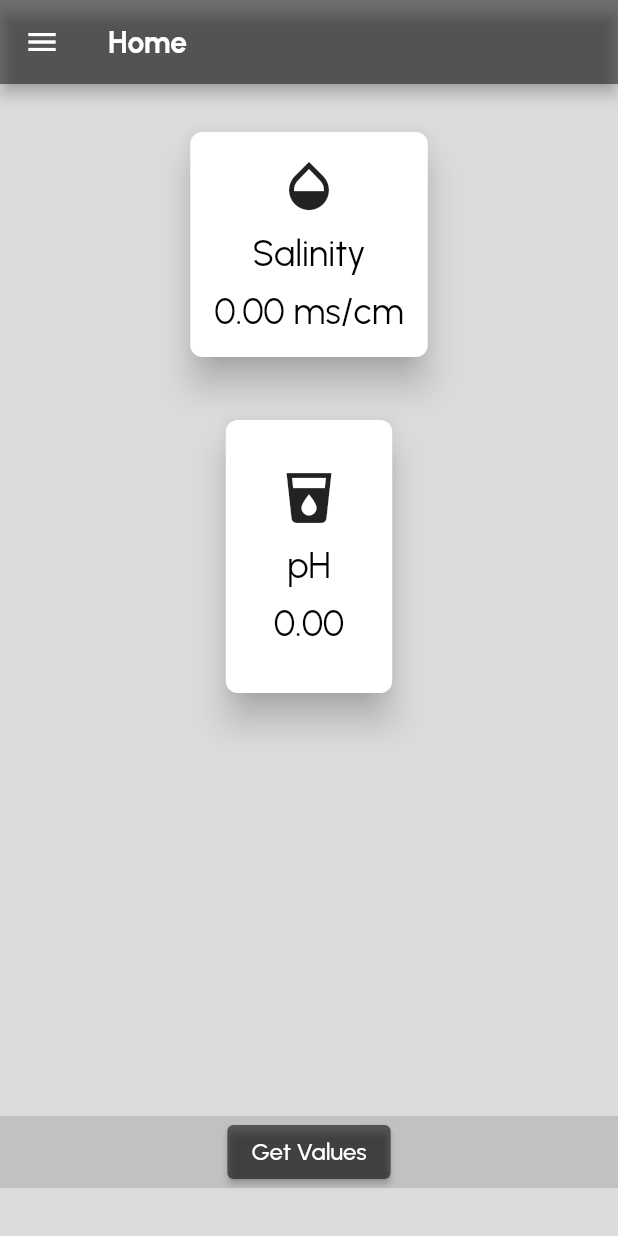
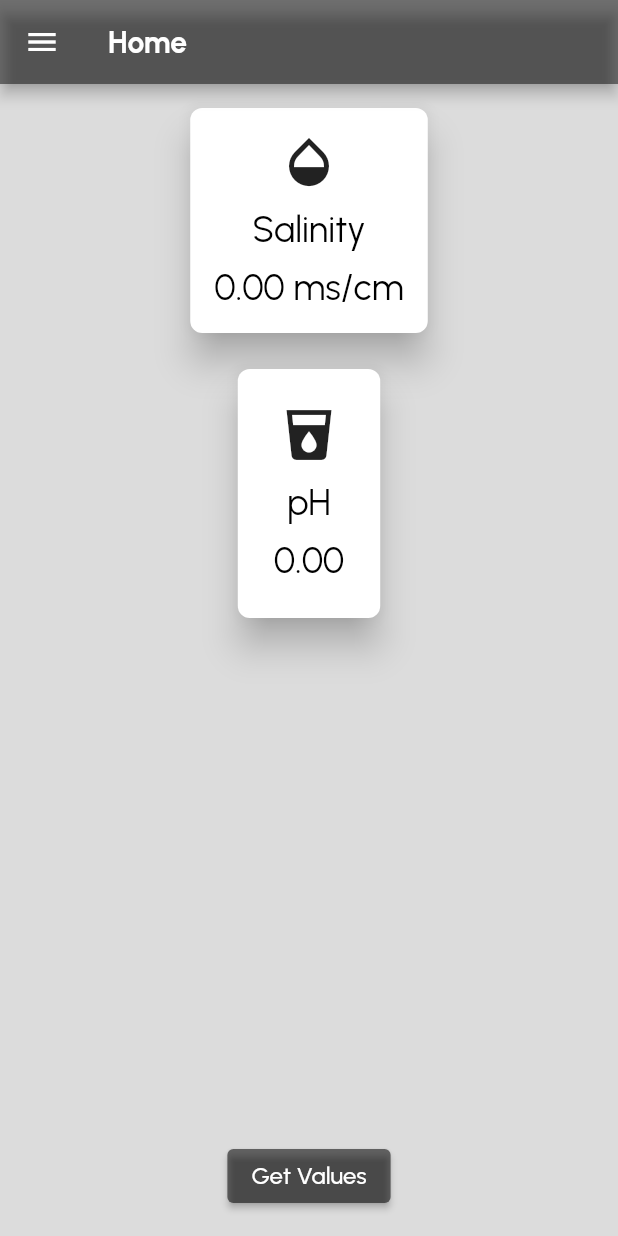
Before and after one commit to haritsrhn/Salinity-and-pH-Monitoring-System, a Flutter app: the MainScreen screen opened directly, on a phone screen of 412 x 824 dp. Run offline on Flutter 3.47's test engine with Material 2 defaults, Android fonts, the phone set to English and light mode, and no system bars; our stand-ins replace firebase_core, firebase_database, google_fonts; accounts and stored records are empty.

Commit message:
second commit

```diff
--- a/lib/screens/mainscreen.dart
+++ b/lib/screens/mainscreen.dart
@@ -37,11 +37,10 @@ class _MainScreenState extends State<MainScreen> {
           child: Column(
             children: <Widget>[
               Expanded(
-                child: SingleChildScrollView(
                 child: Column(
                   children: <Widget>[
                     Card(
-                        margin: const EdgeInsets.all(32),
+                      margin: const EdgeInsets.all(16),
                       elevation: 10,
                       shape: RoundedRectangleBorder(
                         borderRadius: BorderRadius.circular(8),
@@ -80,13 +79,13 @@ class _MainScreenState extends State<MainScreen> {
                       ),
                     ),
                     Card(
-                        margin: const EdgeInsets.all(10),
+                      margin: const EdgeInsets.all(8),
                       elevation: 10,
                       shape: RoundedRectangleBorder(
                         borderRadius: BorderRadius.circular(8),
                       ),
                       child: Padding(
-                          padding: const EdgeInsets.all(32.0),
+                        padding: const EdgeInsets.all(24),
                         child: Column(
                           mainAxisAlignment: MainAxisAlignment.center,
                           children: <Widget>[
@@ -121,13 +120,8 @@ class _MainScreenState extends State<MainScreen> {
                   ],
                 ),
               ),
-              ),
               Padding(
-                padding: const EdgeInsets.only(bottom: 32.0),
-                child: Container(
-                  decoration: const BoxDecoration(
-                    color: Colors.black12,
-                  ),
+                padding: const EdgeInsets.only(bottom: 16.0),
                 child: Center(
                   child: ElevatedButton(
                     style: ElevatedButton.styleFrom(
@@ -139,7 +133,6 @@ class _MainScreenState extends State<MainScreen> {
                     child: const Text(
                       'Get Values',
                       style: TextStyle(color: Colors.white, fontSize: 16),
-                      ),
                     ),
                   ),
                 ),
```
Lines whose indentation alone changed are shown as unchanged.
